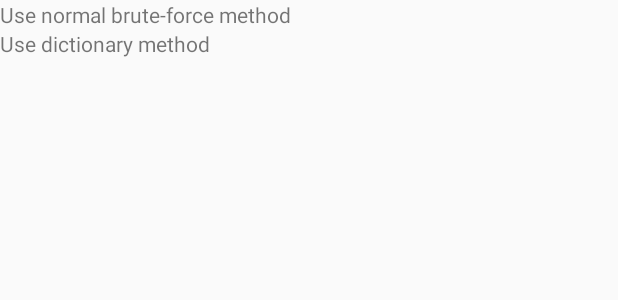
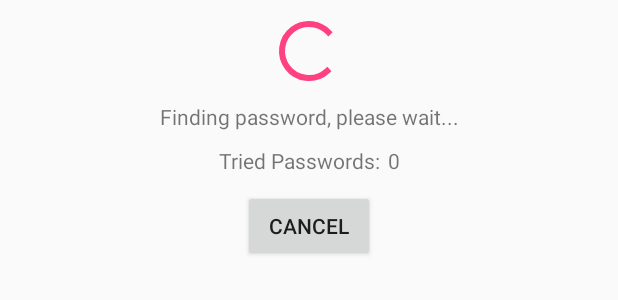
Before and after one commit to 200vnd/WifiBruteforce, an Android app: the layout activity_dialog.xml on its own in the app's theme, with its tools: preview values and no code run, on a phone screen of 412 x 824 dp. Shown: the top 300 px of the screen. Run offline under Robolectric (Android 15) with nearby library versions, the phone set to English and light mode, and no system bars.

Commit message:
more bugs

```diff
--- a/app/build.gradle
+++ b/app/build.gradle
@@ -29,4 +29,10 @@ dependencies {
     implementation 'com.jakewharton:butterknife:8.8.1'
     annotationProcessor 'com.jakewharton:butterknife-compiler:8.8.1'
     implementation 'com.google.android.gms:play-services-location:15.0.1'
+    implementation 'com.github.codekidX:storage-chooser:2.0.4.2'
 }
+allprojects {
+    repositories {
+        maven { url "https://jitpack.io" }
+    }
+}
--- a/app/src/main/res/layout/activity_dialog.xml
+++ b/app/src/main/res/layout/activity_dialog.xml
@@ -1,19 +1,62 @@
 <?xml version="1.0" encoding="utf-8"?>
-<LinearLayout xmlns:android="http://schemas.android.com/apk/res/android"
+<android.support.constraint.ConstraintLayout xmlns:android="http://schemas.android.com/apk/res/android"
     xmlns:app="http://schemas.android.com/apk/res-auto"
     xmlns:tools="http://schemas.android.com/tools"
     android:layout_width="match_parent"
-    android:layout_height="match_parent"
-    android:orientation="vertical"
+    android:layout_height="wrap_content"
+    android:layout_margin="10dp"
     tools:context=".DialogActivity">
-<TextView
-    android:id="@+id/normalBruteforce"
-    android:text="@string/normalBruteforce"
-    android:layout_width="match_parent"
-    android:layout_height="wrap_content" />
+
+    <ProgressBar
+        android:id="@+id/progressBarHacking"
+        android:layout_width="wrap_content"
+        android:layout_height="wrap_content"
+        app:layout_constraintEnd_toEndOf="parent"
+        app:layout_constraintStart_toStartOf="parent"
+        app:layout_constraintTop_toTopOf="parent" />
+
     <TextView
-    android:id="@+id/dictionary"
-    android:text="@string/dictionary"
-    android:layout_width="match_parent"
-    android:layout_height="wrap_content" />
-</LinearLayout>
+        android:id="@+id/txtPleaseWait"
+        android:layout_width="wrap_content"
+        android:layout_height="wrap_content"
+        android:layout_marginTop="10dp"
+        android:text="@string/finding_password_please_wait"
+        app:layout_constraintEnd_toEndOf="parent"
+        app:layout_constraintStart_toStartOf="parent"
+        app:layout_constraintTop_toBottomOf="@id/progressBarHacking" />
+
+    <TextView
+        android:id="@+id/passCountLabel"
+        android:layout_width="wrap_content"
+        android:layout_height="wrap_content"
+        android:layout_marginRight="5dp"
+        android:layout_marginTop="10dp"
+        android:text="@string/tried_passwords"
+        app:layout_constraintEnd_toStartOf="@id/txtPassCount"
+        app:layout_constraintHorizontal_chainStyle="packed"
+        app:layout_constraintStart_toStartOf="parent"
+        app:layout_constraintTop_toBottomOf="@id/txtPleaseWait" />
+
+    <TextView
+        android:id="@+id/txtPassCount"
+        android:layout_width="wrap_content"
+        android:layout_height="wrap_content"
+        android:layout_marginTop="10dp"
+        android:text="0"
+        app:layout_constraintEnd_toEndOf="parent"
+        app:layout_constraintStart_toEndOf="@id/passCountLabel"
+        app:layout_constraintTop_toBottomOf="@id/txtPleaseWait"
+
+        />
+
+    <Button
+        android:id="@+id/btnCancel"
+        android:layout_width="wrap_content"
+        android:layout_height="wrap_content"
+        android:layout_marginTop="10dp"
+        android:text="@string/cancel"
+        app:layout_constraintEnd_toEndOf="parent"
+        app:layout_constraintStart_toStartOf="parent"
+        app:layout_constraintTop_toBottomOf="@id/passCountLabel" />
+
+</android.support.constraint.ConstraintLayout>
--- a/app/src/main/res/layout/activity_main.xml
+++ b/app/src/main/res/layout/activity_main.xml
@@ -6,6 +6,7 @@
     android:layout_height="match_parent"
     xmlns:android="http://schemas.android.com/apk/res/android">
     <LinearLayout
+        android:id="@+id/linearMain"
         android:layout_width="match_parent"
         android:layout_height="match_parent"
         android:orientation="vertical">
--- a/app/src/main/res/values/strings.xml
+++ b/app/src/main/res/values/strings.xml
@@ -6,4 +6,10 @@
     <string name="normalBruteforce">Use normal brute-force method</string>
     <string name="dictionary">Use dictionary method</string>
     <string name="chooseMethod">Choose a brute-force method</string>
+    <string name="finding_password_please_wait">Finding password, please wait...</string>
+    <string name="tried_passwords">Tried Passwords:</string>
+    <string name="stop">Stop</string>
+    <string name="cancel">Cancel</string>
+    <string name="brute_force_with_all_posible_passwords">Brute force with all posible passwords</string>
+    <string name="brute_force_using_dictionary">Brute force using dictionary</string>
 </resources>
```
Also changed, not shown: app/src/main/AndroidManifest.xml (+15 -12 lines), app/src/main/java/com/nguyen/wifibruteforce/BruteForceTask.java (added, +115 -0 lines), app/src/main/java/com/nguyen/wifibruteforce/DialogActivity.java (+43 -2 lines), app/src/main/java/com/nguyen/wifibruteforce/DialogMethodActivity.java (added, +17 -0 lines), app/src/main/java/com/nguyen/wifibruteforce/DictionaryTask.java (added, +28 -0 lines), app/src/main/java/com/nguyen/wifibruteforce/FindPassword.java (+18 -22 lines), app/src/main/java/com/nguyen/wifibruteforce/MainActivity.java (+82 -110 lines), app/src/main/java/com/nguyen/wifibruteforce/Utils.java (+20 -0 lines), app/src/main/res/layout/activity_dialog_method.xml (added, +30 -0 lines).
